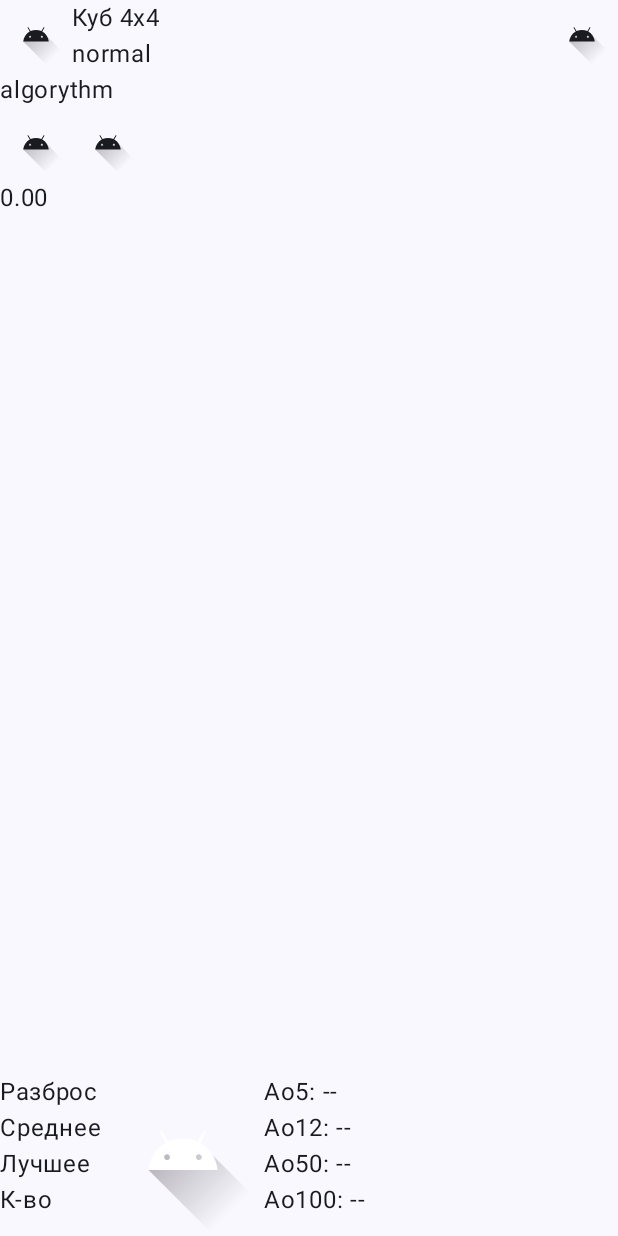
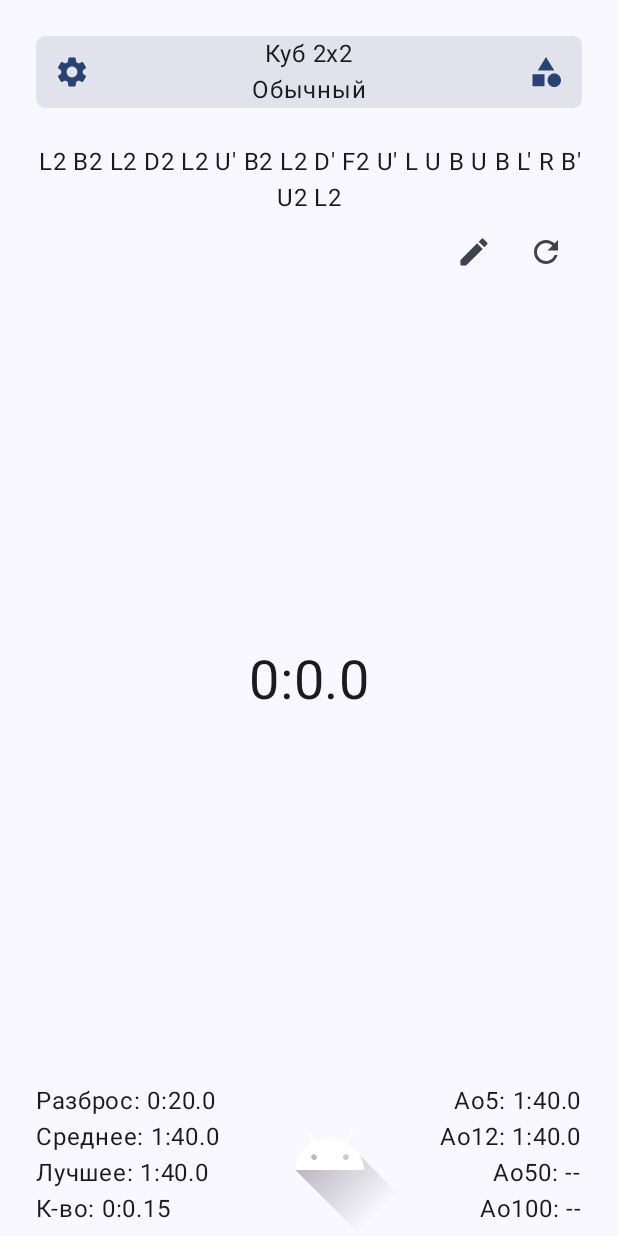
Before and after one commit to NoCamelStyle/CuberTimerYou, an Android app built with Jetpack Compose: the screen it shows after launch (MainActivity), on a phone screen of 412 x 824 dp. Run offline under Robolectric (Android 15) with nearby library versions, the phone set to English and light mode, and no system bars.

Commit message:
timer design

```diff
--- /dev/null
+++ b/app/src/main/java/nocamelstyle/cuber/timeryou/dataset/defaultCategoryNames.kt
@@ -0,0 +1,3 @@
+package nocamelstyle.cuber.timeryou.dataset
+
+val defaultCategoryNames = setOf("Обычный", "Одной рукой", "В слепую")
--- /dev/null
+++ b/app/src/main/java/nocamelstyle/cuber/timeryou/dataset/defaultCubeNames.kt
@@ -0,0 +1,12 @@
+package nocamelstyle.cuber.timeryou.dataset
+
+val defaultCubeNames = setOf(
+    "Куб 2x2",
+    "Куб 3x3",
+    "Куб 4x4",
+    "Куб 5x5",
+    "Куб Зеркальный",
+    "Мегаминкс",
+    "Пирамида 2x2",
+    "Пирамида 3x3"
+)
--- /dev/null
+++ b/app/src/main/java/nocamelstyle/cuber/timeryou/extensions/extensions.kt
@@ -0,0 +1,11 @@
+package nocamelstyle.cuber.timeryou.extensions
+
+fun Int?.toFormattedTime(): String? {
+    if (this == null) return null
+
+    val milliseconds = this % 100
+    val seconds = (this / 100) % 60
+    val minutes = (this / 6000)
+
+    return "$minutes:$seconds.$milliseconds"
+}
--- /dev/null
+++ b/app/src/main/java/nocamelstyle/cuber/timeryou/ui/screens/timer/TimerContract.kt
@@ -0,0 +1,56 @@
+package nocamelstyle.cuber.timeryou.ui.screens.timer
+
+import androidx.compose.runtime.Immutable
+import nocamelstyle.cuber.timeryou.dataset.defaultCategoryNames
+import nocamelstyle.cuber.timeryou.dataset.defaultCubeNames
+
+interface TimerContract {
+
+    sealed class Event {
+
+    }
+
+    sealed class Effect {
+
+    }
+
+    @Immutable
+    data class State(
+        val cubeName: String,
+        val cubeCategory: String,
+        val scrumble: String,
+        val time: Int,
+
+        // left column
+        val bestTime: Int?,
+        val averageTime: Int?,
+        val tryCount: Int,
+        val dispersion: Int?,
+
+
+        // right column
+        val ao5: Int?,
+        val ao12: Int?,
+        val ao50: Int?,
+        val ao100: Int?,
+    ) {
+
+        companion object {
+            fun getStub() = State(
+                cubeName = defaultCubeNames.first(),
+                cubeCategory = defaultCategoryNames.first(),
+                scrumble = "L2 B2 L2 D2 L2 U' B2 L2 D' F2 U' L U B U B L' R B' U2 L2",
+                time = 0,
+                bestTime = 10_000,
+                averageTime = 10_000,
+                tryCount = 15,
+                dispersion = 2_000,
+                ao5 = 10_000,
+                ao12 = 10_000,
+                ao50 = null,
+                ao100 = null
+            )
+        }
+
+    }
+}
--- a/app/src/main/java/nocamelstyle/cuber/timeryou/ui/screens/timer/TimerScreen.kt
+++ b/app/src/main/java/nocamelstyle/cuber/timeryou/ui/screens/timer/TimerScreen.kt
@@ -2,38 +2,62 @@ package nocamelstyle.cuber.timeryou.ui.screens.timer
 
 import androidx.compose.foundation.Image
 import androidx.compose.foundation.background
+import androidx.compose.foundation.layout.Arrangement
 import androidx.compose.foundation.layout.Box
 import androidx.compose.foundation.layout.Column
 import androidx.compose.foundation.layout.Row
 import androidx.compose.foundation.layout.fillMaxWidth
+import androidx.compose.foundation.layout.padding
+import androidx.compose.foundation.shape.RoundedCornerShape
 import androidx.compose.material3.Icon
 import androidx.compose.material3.IconButton
 import androidx.compose.material3.MaterialTheme
 import androidx.compose.material3.Text
 import androidx.compose.runtime.Composable
+import androidx.compose.ui.Alignment
 import androidx.compose.ui.Modifier
 import androidx.compose.ui.res.painterResource
+import androidx.compose.ui.res.stringResource
+import androidx.compose.ui.text.style.TextAlign
 import androidx.compose.ui.tooling.preview.Preview
+import androidx.compose.ui.unit.dp
+import androidx.compose.ui.unit.sp
 import nocamelstyle.cuber.timeryou.R
+import nocamelstyle.cuber.timeryou.extensions.toFormattedTime
 
 @Composable
 fun TimerScreen() {
+    val state = TimerContract.State.getStub()
     Column(modifier = Modifier.background(MaterialTheme.colorScheme.surface)) {
-        PickCubeTypeToolbar()
-        Text(text = "algorythm")
-        Row {
+        PickCubeTypeToolbar(state)
+
+        Text(
+            text = state.scrumble,
+            textAlign = TextAlign.Center,
+            modifier = Modifier
+                .fillMaxWidth()
+                .padding(horizontal = 24.dp)
+        )
+        Row(
+            horizontalArrangement = Arrangement.End,
+            modifier = Modifier
+                .fillMaxWidth()
+                .padding(horizontal = 24.dp)
+        ) {
             //enter your scramble
             IconButton(onClick = { /*TODO*/ }) {
                 Icon(
-                    painter = painterResource(R.drawable.ic_launcher_foreground),
-                    contentDescription = null
+                    painter = painterResource(R.drawable.baseline_edit_24),
+                    contentDescription = null,
+                    tint = MaterialTheme.colorScheme.onSurfaceVariant
                 )
             }
             // regenerate scramble
             IconButton(onClick = { /*TODO*/ }) {
                 Icon(
-                    painter = painterResource(R.drawable.ic_launcher_foreground),
-                    contentDescription = null
+                    painter = painterResource(R.drawable.baseline_refresh_24),
+                    contentDescription = null,
+                    tint = MaterialTheme.colorScheme.onSurfaceVariant
                 )
             }
         }
@@ -41,52 +65,88 @@ fun TimerScreen() {
         Box(
             Modifier
                 .weight(1f)
-                .fillMaxWidth()) {
-            Text(text = "0.00")
+                .fillMaxWidth()
+        ) {
+            Text(
+                text = state.time.toFormattedTime() ?: "0.00",
+                fontSize = 36.sp,
+                modifier = Modifier.align(Alignment.Center)
+            )
         }
 
-        Row {
+        Row(
+            modifier = Modifier.padding(horizontal = 24.dp),
+            verticalAlignment = Alignment.CenterVertically
+        ) {
             Column {
-                Text(text = "Разброс")
-                Text(text = "Среднее")
-                Text(text = "Лучшее")
-                Text(text = "К-во")
+                Text(
+                    text = stringResource(
+                        R.string.timer_screen_dispersion,
+                        state.dispersion?.toFormattedTime() ?: "--"
+                    )
+                )
+                Text(
+                    text = stringResource(
+                        R.string.timer_screen_average_time,
+                        state.averageTime?.toFormattedTime() ?: "--"
+                    )
+                )
+                Text(
+                    text = stringResource(
+                        R.string.timer_screen_best_time,
+                        state.bestTime?.toFormattedTime() ?: "--"
+                    )
+                )
+                Text(
+                    text = stringResource(
+                        R.string.timer_screen_try_count,
+                        state.tryCount?.toFormattedTime() ?: "--"
+                    )
+                )
             }
             Image(
                 painter = painterResource(R.drawable.ic_launcher_foreground),
-                contentDescription = null
+                contentDescription = null,
+                modifier = Modifier.weight(1f)
             )
-            Column {
-                Text(text = "Ao5: --")
-                Text(text = "Ao12: --")
-                Text(text = "Ao50: --")
-                Text(text = "Ao100: --")
+            Column(horizontalAlignment = Alignment.End) {
+                Text(text = "Ao5: ${state.ao5?.toFormattedTime() ?: "--"}")
+                Text(text = "Ao12: ${state.ao12?.toFormattedTime() ?: "--"}")
+                Text(text = "Ao50: ${state.ao50?.toFormattedTime() ?: "--"}")
+                Text(text = "Ao100: ${state.ao100?.toFormattedTime() ?: "--"}")
             }
         }
     }
 }
 
 @Composable
-fun PickCubeTypeToolbar() {
-    Row {
+fun PickCubeTypeToolbar(state: TimerContract.State) {
+    Row(
+        modifier = Modifier
+            .padding(24.dp)
+            .background(MaterialTheme.colorScheme.surfaceVariant, RoundedCornerShape(6.dp)),
+        verticalAlignment = Alignment.CenterVertically
+    ) {
         // open drawable
         IconButton(onClick = { /*TODO*/ }) {
             Icon(
-                painter = painterResource(R.drawable.ic_launcher_foreground),
-                contentDescription = null
+                painter = painterResource(R.drawable.baseline_settings_24),
+                contentDescription = null,
+                tint = MaterialTheme.colorScheme.primary
             )
         }
 
-        Column(Modifier.weight(1f)) {
-            Text(text = "Куб 4х4")
-            Text(text = "normal")
+        Column(Modifier.weight(1f), horizontalAlignment = Alignment.CenterHorizontally) {
+            Text(text = state.cubeName)
+            Text(text = state.cubeCategory)
         }
 
         // select categories
         IconButton(onClick = { /*TODO*/ }) {
             Icon(
-                painter = painterResource(R.drawable.ic_launcher_foreground),
-                contentDescription = null
+                painter = painterResource(R.drawable.baseline_category_24),
+                contentDescription = null,
+                tint = MaterialTheme.colorScheme.primary
             )
         }
     }
--- /dev/null
+++ b/app/src/main/res/drawable/baseline_category_24.xml
@@ -0,0 +1,7 @@
+<vector android:height="24dp" android:tint="#000000"
+    android:viewportHeight="24" android:viewportWidth="24"
+    android:width="24dp" xmlns:android="http://schemas.android.com/apk/res/android">
+    <path android:fillColor="@android:color/white" android:pathData="M12,2l-5.5,9h11z"/>
+    <path android:fillColor="@android:color/white" android:pathData="M17.5,17.5m-4.5,0a4.5,4.5 0,1 1,9 0a4.5,4.5 0,1 1,-9 0"/>
+    <path android:fillColor="@android:color/white" android:pathData="M3,13.5h8v8H3z"/>
+</vector>
--- /dev/null
+++ b/app/src/main/res/drawable/baseline_edit_24.xml
@@ -0,0 +1,5 @@
+<vector android:height="24dp" android:tint="#000000"
+    android:viewportHeight="24" android:viewportWidth="24"
+    android:width="24dp" xmlns:android="http://schemas.android.com/apk/res/android">
+    <path android:fillColor="@android:color/white" android:pathData="M3,17.25V21h3.75L17.81,9.94l-3.75,-3.75L3,17.25zM20.71,7.04c0.39,-0.39 0.39,-1.02 0,-1.41l-2.34,-2.34c-0.39,-0.39 -1.02,-0.39 -1.41,0l-1.83,1.83 3.75,3.75 1.83,-1.83z"/>
+</vector>
--- /dev/null
+++ b/app/src/main/res/drawable/baseline_refresh_24.xml
@@ -0,0 +1,5 @@
+<vector android:height="24dp" android:tint="#000000"
+    android:viewportHeight="24" android:viewportWidth="24"
+    android:width="24dp" xmlns:android="http://schemas.android.com/apk/res/android">
+    <path android:fillColor="@android:color/white" android:pathData="M17.65,6.35C16.2,4.9 14.21,4 12,4c-4.42,0 -7.99,3.58 -7.99,8s3.57,8 7.99,8c3.73,0 6.84,-2.55 7.73,-6h-2.08c-0.82,2.33 -3.04,4 -5.65,4 -3.31,0 -6,-2.69 -6,-6s2.69,-6 6,-6c1.66,0 3.14,0.69 4.22,1.78L13,11h7V4l-2.35,2.35z"/>
+</vector>
--- /dev/null
+++ b/app/src/main/res/drawable/baseline_settings_24.xml
@@ -0,0 +1,5 @@
+<vector android:height="24dp" android:tint="#000000"
+    android:viewportHeight="24" android:viewportWidth="24"
+    android:width="24dp" xmlns:android="http://schemas.android.com/apk/res/android">
+    <path android:fillColor="@android:color/white" android:pathData="M19.14,12.94c0.04,-0.3 0.06,-0.61 0.06,-0.94c0,-0.32 -0.02,-0.64 -0.07,-0.94l2.03,-1.58c0.18,-0.14 0.23,-0.41 0.12,-0.61l-1.92,-3.32c-0.12,-0.22 -0.37,-0.29 -0.59,-0.22l-2.39,0.96c-0.5,-0.38 -1.03,-0.7 -1.62,-0.94L14.4,2.81c-0.04,-0.24 -0.24,-0.41 -0.48,-0.41h-3.84c-0.24,0 -0.43,0.17 -0.47,0.41L9.25,5.35C8.66,5.59 8.12,5.92 7.63,6.29L5.24,5.33c-0.22,-0.08 -0.47,0 -0.59,0.22L2.74,8.87C2.62,9.08 2.66,9.34 2.86,9.48l2.03,1.58C4.84,11.36 4.8,11.69 4.8,12s0.02,0.64 0.07,0.94l-2.03,1.58c-0.18,0.14 -0.23,0.41 -0.12,0.61l1.92,3.32c0.12,0.22 0.37,0.29 0.59,0.22l2.39,-0.96c0.5,0.38 1.03,0.7 1.62,0.94l0.36,2.54c0.05,0.24 0.24,0.41 0.48,0.41h3.84c0.24,0 0.44,-0.17 0.47,-0.41l0.36,-2.54c0.59,-0.24 1.13,-0.56 1.62,-0.94l2.39,0.96c0.22,0.08 0.47,0 0.59,-0.22l1.92,-3.32c0.12,-0.22 0.07,-0.47 -0.12,-0.61L19.14,12.94zM12,15.6c-1.98,0 -3.6,-1.62 -3.6,-3.6s1.62,-3.6 3.6,-3.6s3.6,1.62 3.6,3.6S13.98,15.6 12,15.6z"/>
+</vector>
--- a/app/src/main/res/values/strings.xml
+++ b/app/src/main/res/values/strings.xml
@@ -1,3 +1,11 @@
 <resources>
     <string name="app_name">CuberTimerYou</string>
+
+    <!-- timer screen -->
+    <string name="timer_screen_best_time">Лучшее: %1$s</string>
+    <string name="timer_screen_average_time">Среднее: %1$s</string>
+    <string name="timer_screen_try_count">К-во: %1$s</string>
+    <string name="timer_screen_dispersion">Разброс: %1$s</string>
+
+
 </resources>
```
